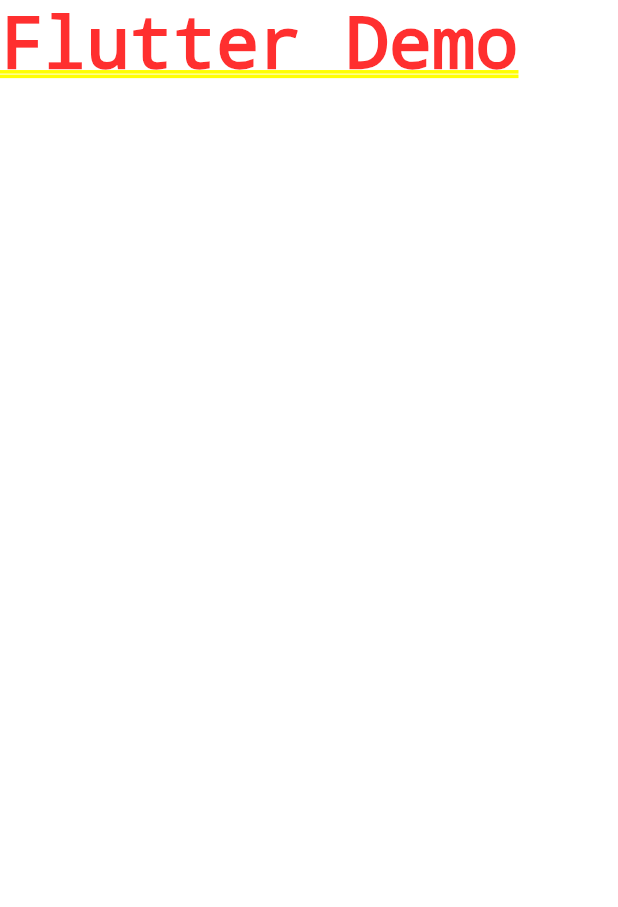
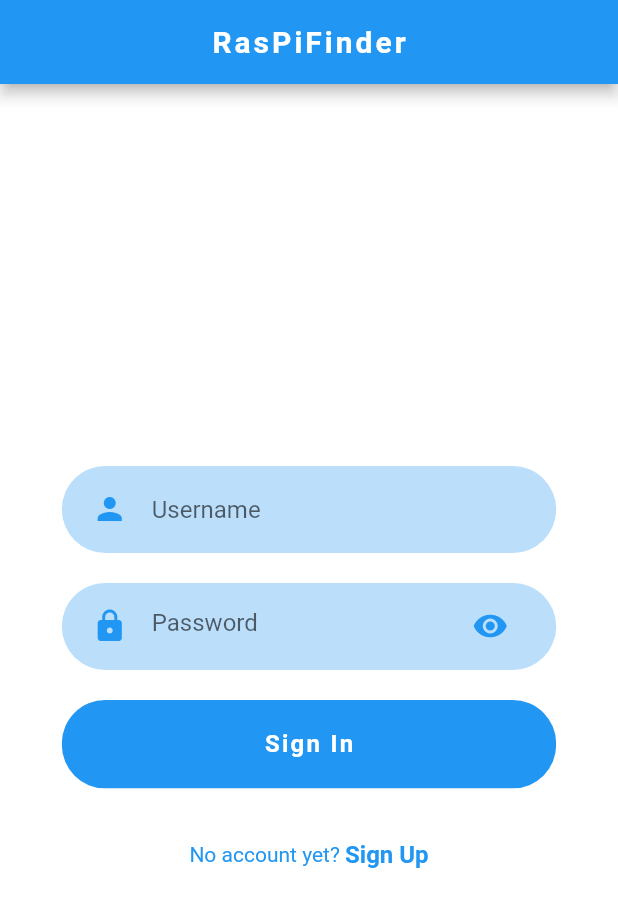
Before and after one commit to YouqinS/ADPProject-NokiaDC, a Flutter app: the screen it shows after launch, on a phone screen of 412 x 824 dp. Shown: the top 907 px of the screen. Run offline on Flutter 3.47's test engine with Material 2 defaults, Android fonts, the light colour scheme and no system bars; our stand-ins replace image_picker.

Commit message:
UI pages for login/signup
*created UI pages and components for login/signup
*created a dummy home page for navigation from login/signup

```diff
--- /dev/null
+++ b/RasPiFinder/lib/auth/components/password_input_field.dart
@@ -0,0 +1,34 @@
+import 'package:RasPiFinder/auth/components/text_field_container.dart';
+import 'package:flutter/material.dart';
+
+class PasswordInputField extends StatelessWidget {
+  final ValueChanged<String> onChanged;
+
+  const PasswordInputField({
+    Key key,
+    this.onChanged,
+  }) : super(key: key);
+
+  @override
+  Widget build(BuildContext context) {
+    return TextFieldContainer(
+      child: TextField(
+        obscureText: true,
+        onChanged: onChanged,
+        cursorColor: Colors.blue,
+        decoration: InputDecoration(
+          hintText: "Password",
+          icon: Icon(
+            Icons.lock,
+            color: Colors.blue,
+          ),
+          suffixIcon: Icon(
+            Icons.visibility,
+            color: Colors.blue,
+          ),
+          border: InputBorder.none,
+        ),
+      ),
+    );
+  }
+}
--- /dev/null
+++ b/RasPiFinder/lib/auth/components/rounded_button.dart
@@ -0,0 +1,41 @@
+import 'package:flutter/material.dart';
+
+class RoundedButton extends StatelessWidget {
+  final String text;
+  final Function press;
+  final Color color, textColor;
+
+  const RoundedButton({
+    Key key,
+    this.text,
+    this.press,
+    this.color = Colors.blue,
+    this.textColor = Colors.white,
+  }) : super(key: key);
+
+  @override
+  Widget build(BuildContext context) {
+    Size size = MediaQuery.of(context).size;
+    return Container(
+      margin: EdgeInsets.symmetric(vertical: 10),
+      width: size.width * 0.8,
+      child: ClipRRect(
+        borderRadius: BorderRadius.circular(29),
+        child: FlatButton(
+          padding: EdgeInsets.symmetric(vertical: 20, horizontal: 40),
+          color: color,
+          onPressed: press,
+          child: Text(
+            text,
+            style: TextStyle(
+              color: Colors.white,
+              fontWeight: FontWeight.bold,
+              letterSpacing: 1.5,
+              fontSize: 16,
+            ),
+          ),
+        ),
+      ),
+    );
+  }
+}
--- /dev/null
+++ b/RasPiFinder/lib/auth/components/signup_signin_check.dart
@@ -0,0 +1,35 @@
+import 'package:flutter/material.dart';
+
+class SignupSigninCheck extends StatelessWidget {
+  final bool login;
+  final Function press;
+  const SignupSigninCheck({
+    Key key,
+    this.login = true,
+    this.press,
+  }) : super(key: key);
+
+  @override
+  Widget build(BuildContext context) {
+    return Row(
+      mainAxisAlignment: MainAxisAlignment.center,
+      children: <Widget>[
+        Text(
+          login ? "No account yet? " : "Already have an Account? ",
+          style: TextStyle(color: Colors.blue),
+        ),
+        GestureDetector(
+          onTap: press,
+          child: Text(
+            login ? "Sign Up" : "Sign In",
+            style: TextStyle(
+              color: Colors.blue,
+              fontWeight: FontWeight.bold,
+              fontSize: 16,
+            ),
+          ),
+        )
+      ],
+    );
+  }
+}
--- /dev/null
+++ b/RasPiFinder/lib/auth/components/text_field_container.dart
@@ -0,0 +1,25 @@
+import 'package:flutter/material.dart';
+
+class TextFieldContainer extends StatelessWidget {
+  final Widget child;
+
+  const TextFieldContainer({
+    Key key,
+    this.child,
+  }) : super(key: key);
+
+  @override
+  Widget build(BuildContext context) {
+    Size size = MediaQuery.of(context).size;
+    return Container(
+      margin: EdgeInsets.symmetric(vertical: 10),
+      padding: EdgeInsets.symmetric(horizontal: 20, vertical: 5),
+      width: size.width * 0.8,
+      decoration: BoxDecoration(
+        color: Colors.blue[100],
+        borderRadius: BorderRadius.circular(29),
+      ),
+      child: child,
+    );
+  }
+}
--- /dev/null
+++ b/RasPiFinder/lib/auth/components/text_input_field.dart
@@ -0,0 +1,32 @@
+import 'package:RasPiFinder/auth/components/text_field_container.dart';
+import 'package:flutter/material.dart';
+
+class TextInputField extends StatelessWidget {
+  final String hintText;
+  final IconData icon;
+  final ValueChanged<String> onChanged;
+
+  const TextInputField({
+    Key key,
+    this.hintText,
+    this.icon,
+    this.onChanged,
+  }) : super(key: key);
+
+  @override
+  Widget build(BuildContext context) {
+    return TextFieldContainer(
+      child: TextField(
+        onChanged: onChanged,
+        decoration: InputDecoration(
+          icon: Icon(
+            icon,
+            color: Colors.blue,
+          ),
+          hintText: hintText,
+          border: InputBorder.none,
+        ),
+      ),
+    );
+  }
+}
--- /dev/null
+++ b/RasPiFinder/lib/auth/login/login_page.dart
@@ -0,0 +1,74 @@
+import 'package:RasPiFinder/auth/components/signup_signin_check.dart';
+import 'package:RasPiFinder/auth/components/rounded_button.dart';
+import 'package:RasPiFinder/auth/components/text_input_field.dart';
+import 'package:RasPiFinder/auth/components/password_input_field.dart';
+import 'package:RasPiFinder/auth/signup/signup_page.dart';
+import 'package:RasPiFinder/home/home_page.dart';
+import 'package:flutter/cupertino.dart';
+import 'package:flutter/material.dart';
+
+class LoginPage extends StatelessWidget {
+  @override
+  Widget build(BuildContext context) {
+    Size size = MediaQuery.of(context).size;
+    return Scaffold(
+      appBar: AppBar(
+        title: Text(
+          "RasPiFinder",
+          style: TextStyle(
+              color: Colors.white,
+              letterSpacing: 2,
+              fontWeight: FontWeight.bold,
+              fontSize: 20
+          ),
+        ),
+        backgroundColor: Colors.blue,
+        centerTitle: true,
+      ),
+      backgroundColor: Colors.white,
+      body: Container(
+        child: Column(
+          mainAxisAlignment: MainAxisAlignment.center,
+          crossAxisAlignment: CrossAxisAlignment.center,
+          children: <Widget>[
+            TextInputField(
+              hintText: "Username",
+              icon: Icons.person,
+              onChanged: (value) {},
+            ),
+            PasswordInputField(
+              onChanged: (value) {},
+            ),
+            RoundedButton(
+              text: "Sign In",
+              //TODO connect to DB to store user credentials and status
+              press: () {
+                Navigator.push(
+                  context,
+                  MaterialPageRoute(
+                    builder: (context) {
+                      return HomePage();
+                    },
+                  ),
+                );
+              },
+            ),
+            SizedBox(height: size.height * 0.03),
+            SignupSigninCheck(
+              press: () {
+                Navigator.push(
+                  context,
+                  MaterialPageRoute(
+                    builder: (context) {
+                      return SignupPage();
+                    },
+                  ),
+                );
+              },
+            ),
+          ],
+        ),
+      ),
+    );
+  }
+}
--- a/RasPiFinder/lib/main.dart
+++ b/RasPiFinder/lib/main.dart
@@ -1,3 +1,4 @@
+import 'package:RasPiFinder/auth/login/login_page.dart';
 import 'package:flutter/material.dart';
 
 void main() {
@@ -5,14 +6,11 @@
 }
 
 class MyApp extends StatelessWidget {
-  // This widget is the root of your application.
   @override
   Widget build(BuildContext context) {
+    //TODO add logic to load LoginPage if user not logged in, otherwise Homepage
     return MaterialApp(
-      title: 'Flutter Demo',
-      home: Text(
-        "Flutter Demo"
-      ),
+      home: LoginPage(),
     );
   }
 }
--- a/RasPiFinder/pubspec.yaml
+++ b/RasPiFinder/pubspec.yaml
@@ -46,9 +46,9 @@
   uses-material-design: true
 
   # To add assets to your application, add an assets section, like this:
-  # assets:
-  #   - images/a_dot_burr.jpeg
-  #   - images/a_dot_ham.jpeg
+assets:
+ - assets/images/
+ - assets/icons/
 
   # An image asset can refer to one or more resolution-specific "variants", see
   # https://flutter.dev/assets-and-images/#resolution-aware.
```
Also changed, not shown: RasPiFinder/lib/auth/signup/signup_page.dart (added, +79 -0 lines), RasPiFinder/lib/home/home_page.dart (added, +26 -0 lines).
